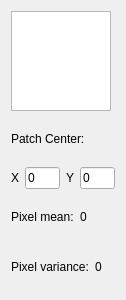
Old version of the form PatchInfoWidget.ui in the repository daviddoria/InteractivePatchComparison.
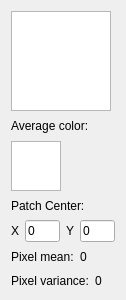
New version of the form.

Commit message: Display average color.

The edit to the form file:
```diff
--- a/PatchInfoWidget.ui
+++ b/PatchInfoWidget.ui
@@ -24,6 +24,23 @@
      </property>
     </widget>
    </item>
+   <item>
+    <widget class="QLabel" name="label_4">
+     <property name="text">
+      <string>Average color:</string>
+     </property>
+    </widget>
+   </item>
+   <item>
+    <widget class="QGraphicsView" name="graphicsView_AverageColor">
+     <property name="maximumSize">
+      <size>
+       <width>50</width>
+       <height>50</height>
+      </size>
+     </property>
+    </widget>
+   </item>
    <item>
     <widget class="QLabel" name="label">
      <property name="text">
```
The commit also changes 3 other files.
